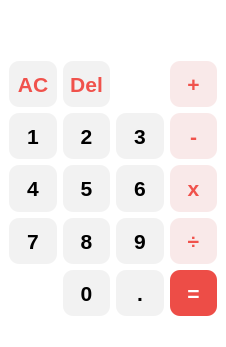
The window that mainwindow.ui (Feeling-6/PhoneCalculator) describes before a commit, drawn with Qt 5.
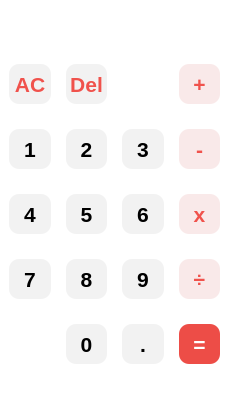
The same window after the commit.

Commit message: 加外边距

```diff
--- a/mainwindow.ui
+++ b/mainwindow.ui
@@ -9,8 +9,8 @@
    <rect>
     <x>0</x>
     <y>0</y>
-    <width>226</width>
-    <height>347</height>
+    <width>229</width>
+    <height>356</height>
    </rect>
   </property>
   <property name="windowTitle">
@@ -51,6 +51,12 @@
 }</string>
    </property>
    <layout class="QGridLayout" name="gridLayout">
+    <property name="horizontalSpacing">
+     <number>15</number>
+    </property>
+    <property name="verticalSpacing">
+     <number>25</number>
+    </property>
     <item row="3" column="3">
      <widget class="QPushButton" name="multiply">
       <property name="sizePolicy">
```
The commit also changes 1 other file.
